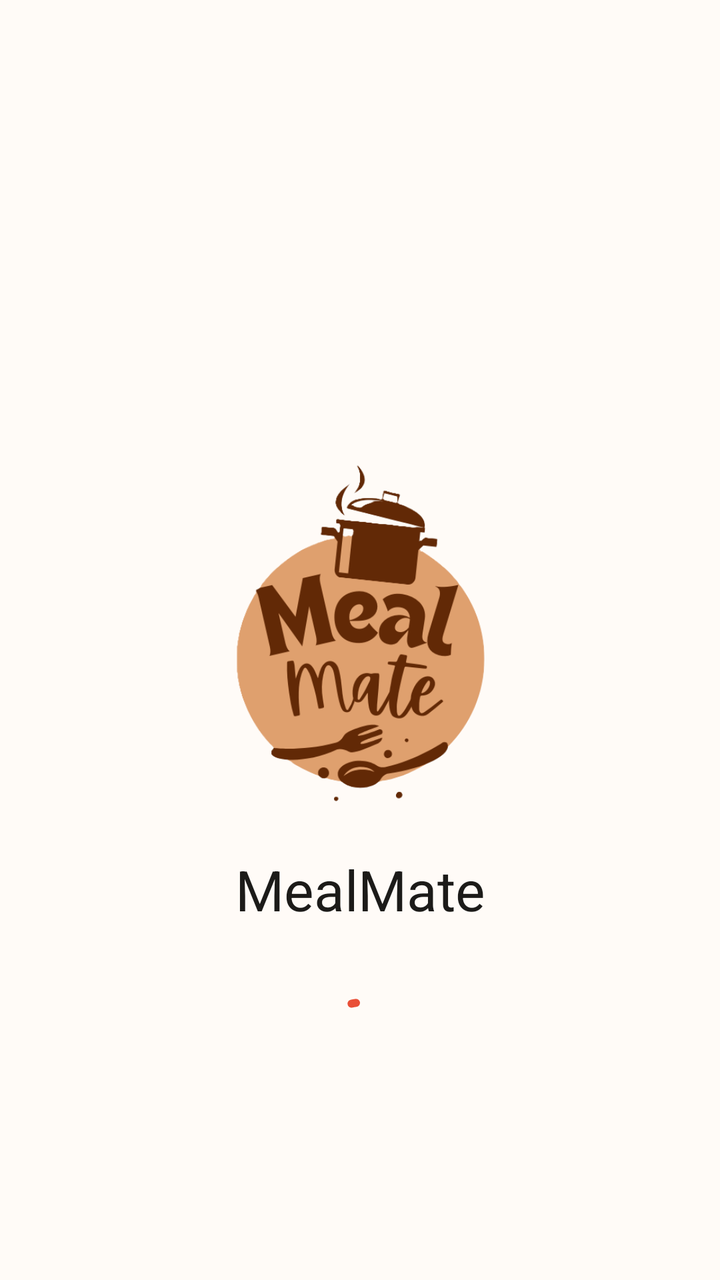
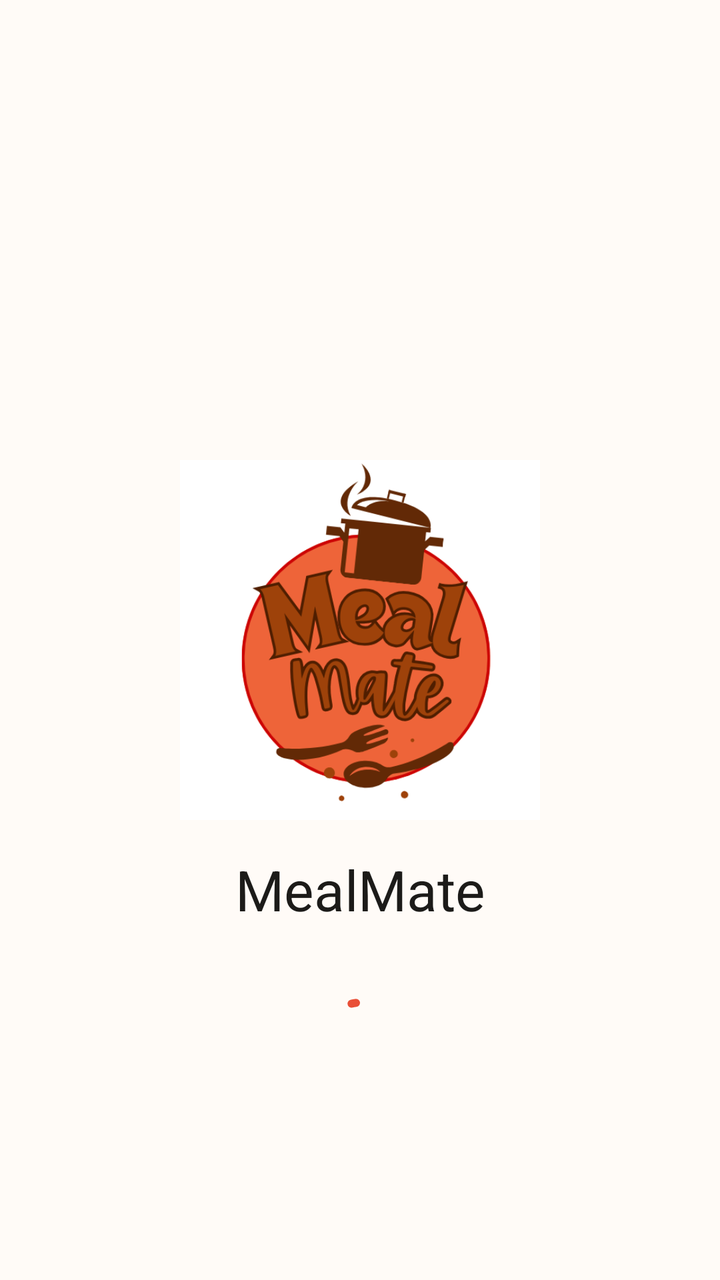

The first picture is an Android layout as it rendered before a commit; the second is the same layout after the commit. The layout source and the unified diff follow.
<!-- AndroidManifest.xml: application theme Theme.MealMate -->
<!-- res/layout/fragment_splash.xml -->
<?xml version="1.0" encoding="utf-8"?>
<androidx.constraintlayout.widget.ConstraintLayout xmlns:android="http://schemas.android.com/apk/res/android"
    xmlns:app="http://schemas.android.com/apk/res-auto"
    android:layout_width="match_parent"
    android:layout_height="match_parent"
    android:background="?attr/colorSurface">

    <ImageView
        android:id="@+id/splash_logo"
        android:layout_height="0dp"
        android:layout_width="0dp"
        android:contentDescription="MealMate Logo"
        android:src="@drawable/mealmatebig"
        app:layout_constraintBottom_toBottomOf="parent"
        app:layout_constraintEnd_toEndOf="parent"
        app:layout_constraintStart_toStartOf="parent"
        app:layout_constraintTop_toTopOf="parent"
        app:layout_constraintDimensionRatio="1:1"
        app:layout_constraintWidth_percent="0.5"
         />

    <TextView
        android:id="@+id/splash_title"
        android:layout_width="wrap_content"
        android:layout_height="wrap_content"
        android:layout_marginTop="16dp"
        android:text="MealMate"
        android:textAppearance="?attr/textAppearanceHeadlineMedium"
        android:textColor="?attr/colorOnSurface"
        app:layout_constraintEnd_toEndOf="parent"
        app:layout_constraintStart_toStartOf="parent"
        app:layout_constraintTop_toBottomOf="@id/splash_logo" />

    <com.google.android.material.progressindicator.CircularProgressIndicator
        android:id="@+id/splash_progress"
        android:layout_width="wrap_content"
        android:layout_height="wrap_content"
        android:layout_marginTop="32dp"
        android:indeterminate="true"
        app:indicatorColor="?attr/colorPrimary"
        app:layout_constraintEnd_toEndOf="parent"
        app:layout_constraintStart_toStartOf="parent"
        app:layout_constraintTop_toBottomOf="@id/splash_title" />

</androidx.constraintlayout.widget.ConstraintLayout>
<!-- resources referenced by this layout -->
<resources>
  <!-- drawable mealmatebig: png bitmap (drawable, 48551 bytes) -->
  <style name="Theme.MealMate" parent="Base.Theme.MealMate" />
  <color name="primary">#E94F37</color>
  <color name="primary_dark">#B83D2A</color>
  <color name="primary_container">#FFDBD5</color>
  <color name="on_primary_container">#3E0800</color>
  <color name="on_primary">#FFFFFF</color>
  <color name="secondary">#5E7340</color>
  <color name="secondary_dark">#435330</color>
  <color name="secondary_container">#DFE6CD</color>
  <color name="on_secondary_container">#1C2311</color>
  <color name="on_secondary">#FFFFFF</color>
  <color name="tertiary">#DFA06E</color>
  <color name="tertiary_container">#FFE2C7</color>
  <color name="on_tertiary">#402C1B</color>
  <color name="on_tertiary_container">#231707</color>
  <color name="background">#FFFBF7</color>
  <color name="surface">#FFFBF7</color>
  <color name="surface_container">#F3EDE9</color>
  <color name="on_surface">#1C1B19</color>
  <color name="on_surface_variant">#49454E</color>
  <color name="on_background">#1C1B19</color>
  <color name="error">#B3261E</color>
  <color name="error_container">#F9DEDC</color>
  <color name="on_error">#FFFFFF</color>
  <color name="on_error_container">#410E0B</color>
  <color name="outline">#79747E</color>
  <color name="outline_variant">#CAC4D0</color>
  <style name="Widget.MealMate.Card" parent="Widget.Material3.CardView.Elevated">
          <item name="cardElevation">2dp</item>
          <item name="cardCornerRadius">16dp</item>
          <item name="rippleColor">@color/state_layer_pressed</item>
      </style>
  <style name="Widget.MealMate.TextInputLayout" parent="Widget.Material3.TextInputLayout.OutlinedBox">
          <item name="boxStrokeColor">@color/primary</item>
          <item name="hintTextColor">@color/primary</item>
      </style>
  <style name="Widget.MealMate.Snackbar" parent="Widget.Material3.Snackbar">
          <item name="backgroundTint">@color/primary</item>
          <item name="android:textColor">@color/white</item>
      </style>
  <style name="Widget.MealMate.Button.TextButton.Snackbar" parent="Widget.Material3.Button.TextButton.Snackbar">
          <item name="android:textColor">@color/primary</item>
          <item name="rippleColor">@color/state_layer_pressed</item>
      </style>
  <style name="Widget.MealMate.Chip" parent="Widget.Material3.Chip.Filter">
          <item name="chipBackgroundColor">@color/primary</item>
          <item name="android:textColor">@color/white</item>
          <item name="rippleColor">@color/state_layer_pressed</item>
          <item name="chipStrokeWidth">0dp</item>
      </style>
  <style name="Widget.MealMate.SearchView" parent="Widget.Material3.SearchView">
          <item name="queryBackground">@color/surface_container</item>
          <item name="submitBackground">@color/surface_container</item>
      </style>
  <style name="Widget.MealMate.BottomNavigation" parent="Widget.Material3.BottomNavigationView">
          <item name="materialThemeOverlay">@style/ThemeOverlay.MealMate.BottomNavigation</item>
      </style>
  <color name="state_layer_pressed">#29FFFFFF</color>
  <style name="ThemeOverlay.MealMate.Toolbar" parent="">
          <item name="colorPrimary">?attr/colorOnSurface</item>
          <item name="colorOnPrimary">?attr/colorSurface</item>
      </style>
  <style name="TextAppearance.MealMate.Toolbar" parent="TextAppearance.Material3.TitleLarge">
          <item name="android:textColor">?attr/colorOnSurface</item>
      </style>
  <color name="white">#FFFFFF</color>
  <style name="ThemeOverlay.MealMate.BottomNavigation" parent="">
          <item name="colorSurface">@color/surface</item>
          <item name="colorPrimary">@color/primary</item>
          <item name="colorOnSurface">@color/on_surface</item>
          <item name="colorOnSurfaceVariant">@color/on_surface_variant</item>
      </style>
  <!-- unchanged entries left out for length: 3 -->
</resources>

<!-- the commit's change to res/layout/fragment_splash.xml (unified diff, before → after) -->
@@ -9,7 +9,7 @@
         android:id="@+id/splash_logo"
         android:layout_height="0dp"
         android:layout_width="0dp"
-        android:contentDescription="MealMate Logo"
+        android:contentDescription="@string/mealmate_logo"
         android:src="@drawable/mealmatebig"
         app:layout_constraintBottom_toBottomOf="parent"
         app:layout_constraintEnd_toEndOf="parent"
@@ -24,7 +24,7 @@
         android:layout_width="wrap_content"
         android:layout_height="wrap_content"
         android:layout_marginTop="16dp"
-        android:text="MealMate"
+        android:text="@string/mealmate"
         android:textAppearance="?attr/textAppearanceHeadlineMedium"
         android:textColor="?attr/colorOnSurface"
         app:layout_constraintEnd_toEndOf="parent"
<!-- resource entries referenced after the edit -->
@@ -1,6 +1,8 @@
 <!-- resources referenced by this layout -->
 <resources>
-  <!-- drawable mealmatebig: png bitmap (drawable, 48551 bytes) -->
+  <!-- drawable mealmatebig: png bitmap (drawable, 44350 bytes) -->
+  <string name="mealmate">MealMate</string>
+  <string name="mealmate_logo">MealMate Logo</string>
   <style name="Theme.MealMate" parent="Base.Theme.MealMate" />
   <color name="primary">#E94F37</color>
   <color name="primary_dark">#B83D2A</color>
